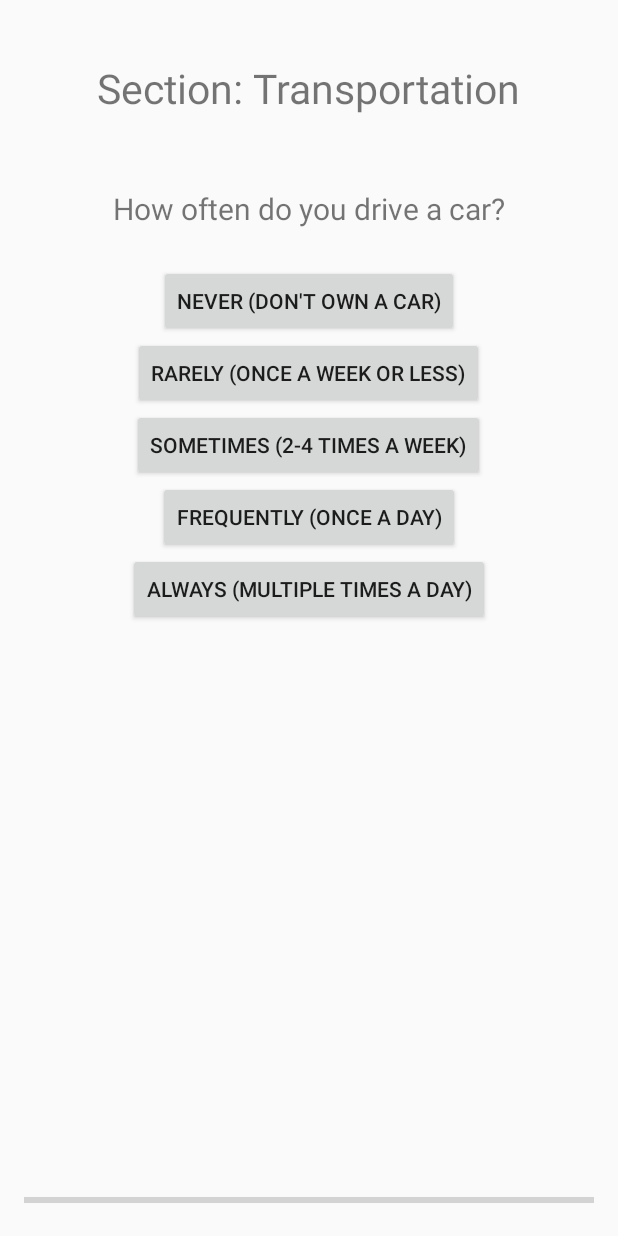
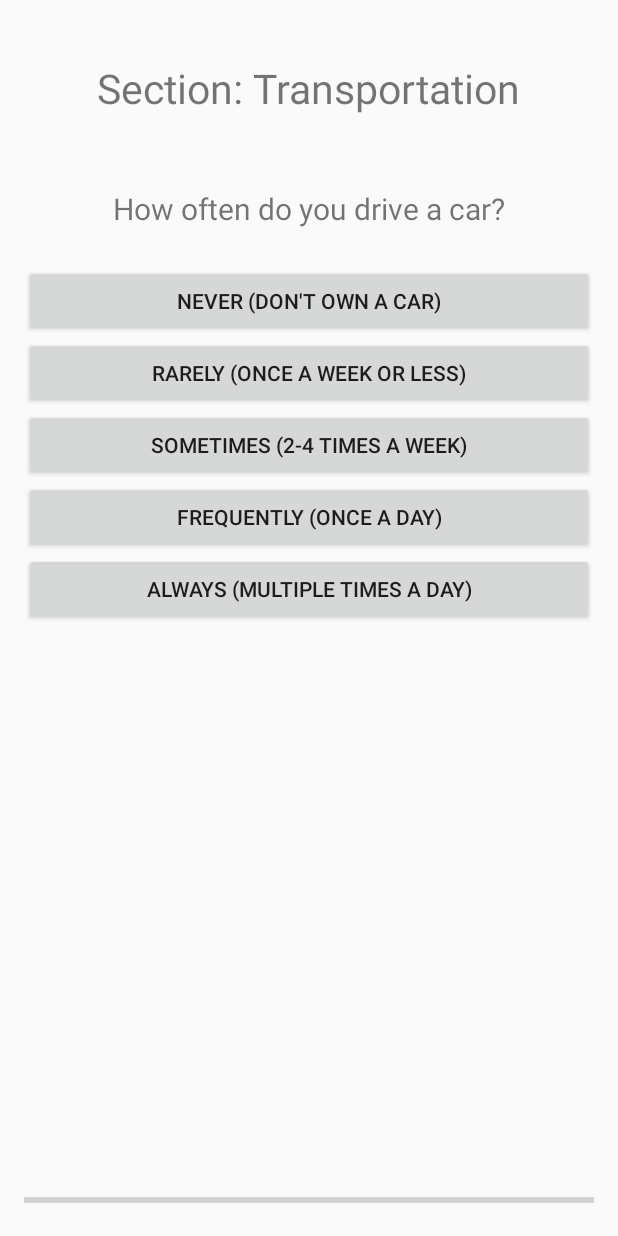
Before and after one commit to kguo25/pearlhacks2017, an Android app: the EcoQuizActivity screen opened directly, with no data from a screen before it, on a phone screen of 412 x 824 dp. Run offline under Robolectric (Android 15) with nearby library versions, the phone set to English and light mode, and no system bars.

```diff
--- a/EcoPet/app/src/main/AndroidManifest.xml
+++ b/EcoPet/app/src/main/AndroidManifest.xml
@@ -21,6 +21,8 @@
             android:screenOrientation="portrait"></activity>
         <activity android:name=".ResultsActivity"
             android:screenOrientation="portrait"></activity>
+        <activity android:name=".FoxHomeActivity"
+            android:screenOrientation="portrait"></activity>
     </application>
 
 </manifest>
--- a/EcoPet/app/src/main/java/compsci290/edu/duke/ecopet/EcoQuizActivity.java
+++ b/EcoPet/app/src/main/java/compsci290/edu/duke/ecopet/EcoQuizActivity.java
@@ -99,9 +99,6 @@ public class EcoQuizActivity extends Activity{
         }
         else {
             savePreferences();
-            SharedPreferences prefs = getSharedPreferences("Sections", MODE_PRIVATE);
-            int temp= prefs.getInt("Utilities", -1);
-            System.out.println(temp);
             Intent i = new Intent(EcoQuizActivity.this, ResultsActivity.class);
             startActivity(i);
             this.finish();
--- a/EcoPet/app/src/main/res/layout/activity_quiz.xml
+++ b/EcoPet/app/src/main/res/layout/activity_quiz.xml
@@ -35,7 +35,7 @@
 
     <Button
         android:id="@+id/button1"
-        android:layout_width="wrap_content"
+        android:layout_width="fill_parent"
         android:layout_height="wrap_content"
         android:text=""
         android:onClick="click"
@@ -44,7 +44,7 @@
 
     <Button
         android:id="@+id/button2"
-        android:layout_width="wrap_content"
+        android:layout_width="fill_parent"
         android:layout_height="wrap_content"
         android:text=""
         android:onClick="click"
@@ -53,7 +53,7 @@
 
     <Button
         android:id="@+id/button3"
-        android:layout_width="wrap_content"
+        android:layout_width="fill_parent"
         android:layout_height="wrap_content"
         android:text=""
         android:onClick="click"
@@ -62,7 +62,7 @@
 
     <Button
         android:id="@+id/button4"
-        android:layout_width="wrap_content"
+        android:layout_width="fill_parent"
         android:layout_height="wrap_content"
         android:text=""
         android:onClick="click"
@@ -71,7 +71,7 @@
 
     <Button
         android:id="@+id/button5"
-        android:layout_width="wrap_content"
+        android:layout_width="fill_parent"
         android:layout_height="wrap_content"
         android:text=""
         android:paddingBottom="10dp"
--- /dev/null
+++ b/EcoPet/app/src/main/res/layout/fox_home.xml
@@ -0,0 +1,6 @@
+<?xml version="1.0" encoding="utf-8"?>
+<LinearLayout xmlns:android="http://schemas.android.com/apk/res/android"
+    android:orientation="vertical" android:layout_width="match_parent"
+    android:layout_height="match_parent">
+
+</LinearLayout>
```
Also changed, not shown: EcoPet/app/src/main/java/compsci290/edu/duke/ecopet/FoxHomeActivity.java (+8 -2 lines), EcoPet/app/src/main/java/compsci290/edu/duke/ecopet/ResultsActivity.java (+10 -0 lines), EcoPet/app/src/main/res/layout/results_activity.xml (+16 -4 lines).
